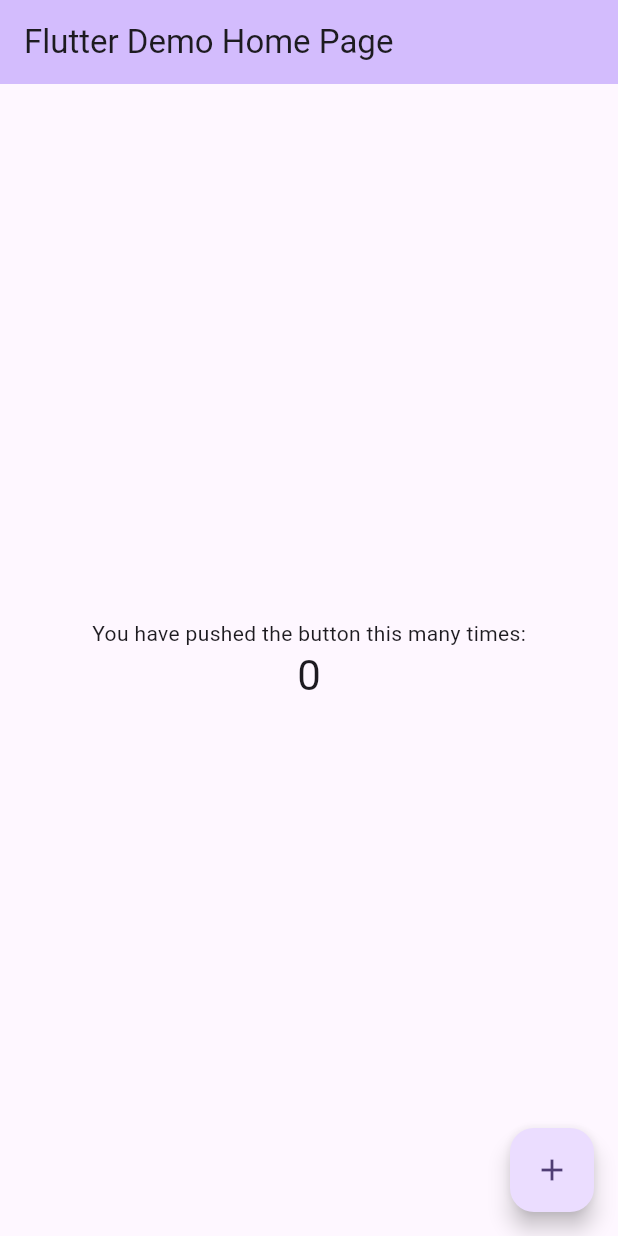
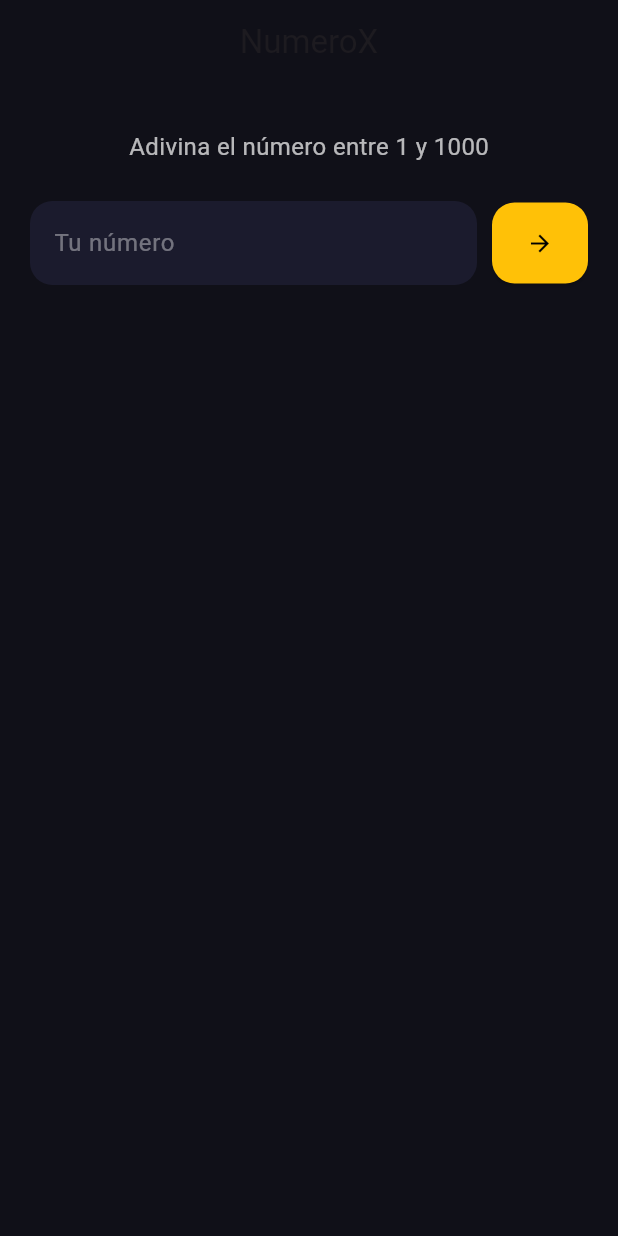
Before and after one commit to JulietaOM/app_JulietaOM, a Flutter app: the screen it shows after launch, on a phone screen of 412 x 824 dp. Run offline on Flutter 3.47's test engine with Material 3 defaults, Android fonts, the phone set to English and light mode, and no system bars.

Commit message:
Nuevo codigo main

```diff
--- a/lib/main.dart
+++ b/lib/main.dart
@@ -1,121 +1,212 @@
 import 'package:flutter/material.dart';
+import 'dart:math';
 
 void main() {
-  runApp(const MyApp());
+  runApp(const MaterialApp(
+    debugShowCheckedModeBanner: false,
+    home: GameScreen(),
+  ));
 }
 
-class MyApp extends StatelessWidget {
-  const MyApp({super.key});
+class GameScreen extends StatefulWidget {
+  const GameScreen({super.key});
 
-  // This widget is the root of your application.
   @override
-  Widget build(BuildContext context) {
-    return MaterialApp(
-      title: 'Flutter Demo',
-      theme: ThemeData(
-        // This is the theme of your application.
-        //
-        // TRY THIS: Try running your application with "flutter run". You'll see
-        // the application has a purple toolbar. Then, without quitting the app,
-        // try changing the seedColor in the colorScheme below to Colors.green
-        // and then invoke "hot reload" (save your changes or press the "hot
-        // reload" button in a Flutter-supported IDE, or press "r" if you used
-        // the command line to start the app).
-        //
-        // Notice that the counter didn't reset back to zero; the application
-        // state is not lost during the reload. To reset the state, use hot
-        // restart instead.
-        //
-        // This works for code too, not just values: Most code changes can be
-        // tested with just a hot reload.
-        colorScheme: .fromSeed(seedColor: Colors.deepPurple),
-      ),
-      home: const MyHomePage(title: 'Flutter Demo Home Page'),
-    );
-  }
+  State<GameScreen> createState() => _GameScreenState();
 }
 
-class MyHomePage extends StatefulWidget {
-  const MyHomePage({super.key, required this.title});
+class _GameScreenState extends State<GameScreen> {
+  final TextEditingController controller = TextEditingController();
 
-  // This widget is the home page of your application. It is stateful, meaning
-  // that it has a State object (defined below) that contains fields that affect
-  // how it looks.
+  int secret = Random().nextInt(1000) + 1;
 
-  // This class is the configuration for the state. It holds the values (in this
-  // case the title) provided by the parent (in this case the App widget) and
-  // used by the build method of the State. Fields in a Widget subclass are
-  // always marked "final".
+  List<Map<String, dynamic>> attempts = [];
 
-  final String title;
+  String getHint(int diff) {
+    if (diff == 0) return "🎯 EXACTO";
+    if (diff <= 10) return "🔥 ARDIENDO";
+    if (diff <= 30) return "☀️ CALIENTE";
+    if (diff <= 80) return "🌤️ TIBIO";
+    return "❄️ FRÍO";
+  }
 
-  @override
-  State<MyHomePage> createState() => _MyHomePageState();
-}
+  Color getColor(String hint) {
+    if (hint.contains("🔥")) return Colors.red;
+    if (hint.contains("☀️")) return Colors.orange;
+    if (hint.contains("🌤")) return Colors.amber;
+    if (hint.contains("🎯")) return Colors.green;
 
-class _MyHomePageState extends State<MyHomePage> {
-  int _counter = 0;
+    return Colors.blue;
+  }
 
-  void _incrementCounter() {
+  void checkNumber() {
+    int guess = int.tryParse(controller.text) ?? 0;
+
+    if (guess < 1 || guess > 1000) return;
+
+    int diff = (guess - secret).abs();
+
+    String hint = getHint(diff);
+    Color color = getColor(hint);
+
+    double proximity = 1 - (diff / 1000);
+
     setState(() {
-      // This call to setState tells the Flutter framework that something has
-      // changed in this State, which causes it to rerun the build method below
-      // so that the display can reflect the updated values. If we changed
-      // _counter without calling setState(), then the build method would not be
-      // called again, and so nothing would appear to happen.
-      _counter++;
+      attempts.insert(0, {
+        "number": guess,
+        "hint": hint,
+        "color": color,
+        "proximity": proximity,
+      });
     });
+
+    controller.clear();
+
+    if (diff == 0) {
+      Future.delayed(const Duration(milliseconds: 300), () {
+        showDialog(
+          context: context,
+          builder: (_) => AlertDialog(
+            title: const Text("🎉 Ganaste"),
+            content: Text("El número era $secret"),
+            actions: [
+              TextButton(
+                onPressed: () {
+                  Navigator.pop(context);
+
+                  setState(() {
+                    secret = Random().nextInt(1000) + 1;
+                    attempts.clear();
+                  });
+                },
+                child: const Text("Nueva partida"),
+              )
+            ],
+          ),
+        );
+      });
+    }
   }
 
   @override
   Widget build(BuildContext context) {
-    // This method is rerun every time setState is called, for instance as done
-    // by the _incrementCounter method above.
-    //
-    // The Flutter framework has been optimized to make rerunning build methods
-    // fast, so that you can just rebuild anything that needs updating rather
-    // than having to individually change instances of widgets.
     return Scaffold(
+      backgroundColor: const Color(0xFF101018),
       appBar: AppBar(
-        // TRY THIS: Try changing the color here to a specific color (to
-        // Colors.amber, perhaps?) and trigger a hot reload to see the AppBar
-        // change color while the other colors stay the same.
-        backgroundColor: Theme.of(context).colorScheme.inversePrimary,
-        // Here we take the value from the MyHomePage object that was created by
-        // the App.build method, and use it to set our appbar title.
-        title: Text(widget.title),
+        backgroundColor: const Color(0xFF101018),
+        elevation: 0,
+        title: const Text("NumeroX"),
+        centerTitle: true,
       ),
-      body: Center(
-        // Center is a layout widget. It takes a single child and positions it
-        // in the middle of the parent.
+      body: Padding(
+        padding: const EdgeInsets.all(20),
         child: Column(
-          // Column is also a layout widget. It takes a list of children and
-          // arranges them vertically. By default, it sizes itself to fit its
-          // children horizontally, and tries to be as tall as its parent.
-          //
-          // Column has various properties to control how it sizes itself and
-          // how it positions its children. Here we use mainAxisAlignment to
-          // center the children vertically; the main axis here is the vertical
-          // axis because Columns are vertical (the cross axis would be
-          // horizontal).
-          //
-          // TRY THIS: Invoke "debug painting" (choose the "Toggle Debug Paint"
-          // action in the IDE, or press "p" in the console), to see the
-          // wireframe for each widget.
-          mainAxisAlignment: .center,
           children: [
-            const Text('You have pushed the button this many times:'),
-            Text(
-              '$_counter',
-              style: Theme.of(context).textTheme.headlineMedium,
+            const SizedBox(height: 10),
+
+            const Text(
+              "Adivina el número entre 1 y 1000",
+              style: TextStyle(
+                color: Colors.white70,
+                fontSize: 16,
+              ),
             ),
+
+            const SizedBox(height: 25),
+
+            Row(
+              children: [
+                Expanded(
+                  child: TextField(
+                    controller: controller,
+                    keyboardType: TextInputType.number,
+                    style: const TextStyle(color: Colors.white),
+                    decoration: InputDecoration(
+                      hintText: "Tu número",
+                      hintStyle: const TextStyle(color: Colors.white38),
+                      filled: true,
+                      fillColor: const Color(0xFF1B1B2D),
+                      border: OutlineInputBorder(
+                        borderRadius: BorderRadius.circular(15),
+                        borderSide: BorderSide.none,
+                      ),
+                    ),
+                  ),
+                ),
+                const SizedBox(width: 10),
+                ElevatedButton(
+                  onPressed: checkNumber,
+                  style: ElevatedButton.styleFrom(
+                    backgroundColor: Colors.amber,
+                    padding: const EdgeInsets.all(18),
+                    shape: RoundedRectangleBorder(
+                      borderRadius: BorderRadius.circular(15),
+                    ),
+                  ),
+                  child: const Icon(Icons.arrow_forward, color: Colors.black),
+                )
+              ],
+            ),
+
+            const SizedBox(height: 20),
+
+            Expanded(
+              child: ListView.builder(
+                itemCount: attempts.length,
+                itemBuilder: (context, index) {
+                  final item = attempts[index];
+
+                  return Container(
+                    margin: const EdgeInsets.only(bottom: 12),
+                    padding: const EdgeInsets.all(15),
+                    decoration: BoxDecoration(
+                      color: const Color(0xFF1B1B2D),
+                      borderRadius: BorderRadius.circular(18),
+                    ),
+                    child: Column(
+                      crossAxisAlignment: CrossAxisAlignment.start,
+                      children: [
+                        Row(
+                          children: [
+                            Text(
+                              "${item['number']}",
+                              style: TextStyle(
+                                color: item['color'],
+                                fontSize: 28,
+                                fontWeight: FontWeight.bold,
+                              ),
+                            ),
+                            const Spacer(),
+                            Text(
+                              item['hint'],
+                              style: TextStyle(
+                                color: item['color'],
+                                fontWeight: FontWeight.bold,
+                              ),
+                            ),
+                          ],
+                        ),
+
+                        const SizedBox(height: 10),
+
+                        ClipRRect(
+                          borderRadius: BorderRadius.circular(20),
+                          child: LinearProgressIndicator(
+                            value: item['proximity'],
+                            minHeight: 8,
+                            backgroundColor: Colors.white10,
+                            valueColor:
+                                AlwaysStoppedAnimation(item['color']),
+                          ),
+                        ),
+                      ],
+                    ),
+                  );
+                },
+              ),
+            )
           ],
         ),
-      ),
-      floatingActionButton: FloatingActionButton(
-        onPressed: _incrementCounter,
-        tooltip: 'Increment',
-        child: const Icon(Icons.add),
       ),
     );
   }
```
